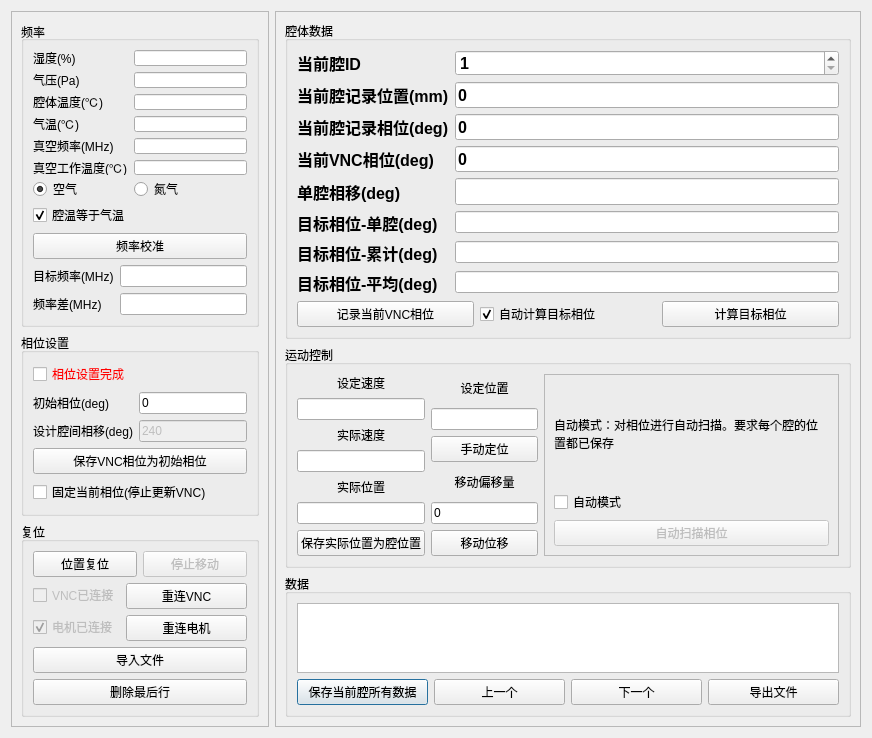
First picture: the form in ui/main_dlg.ui, repository wzmsykk/QT_modbus_vna_cavity_phase_control, before the edit.
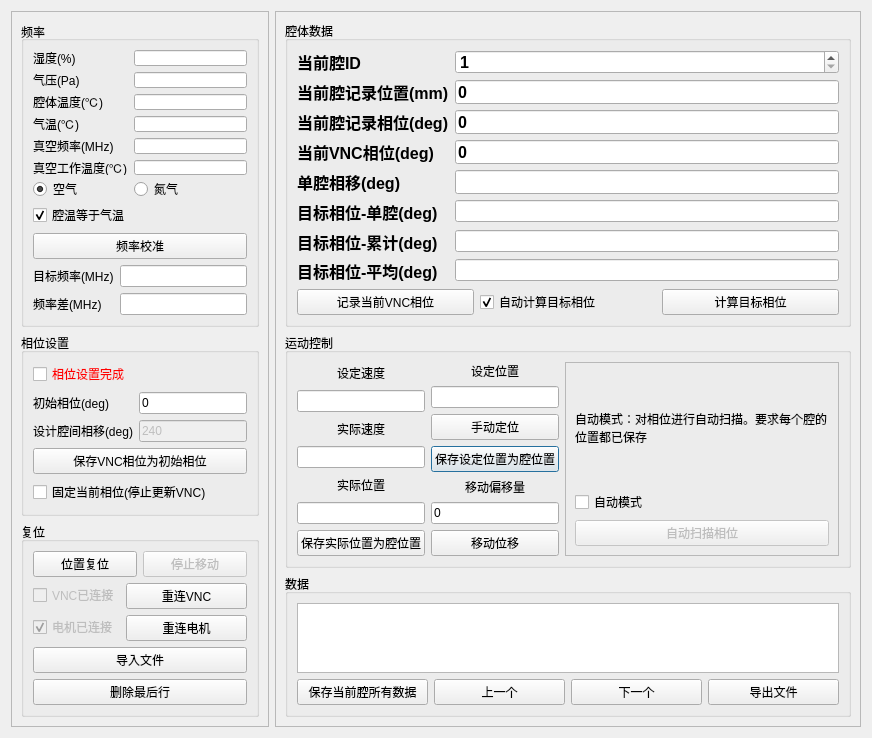
Second picture: the form after the edit.

Diff of the .ui file:
```diff
--- a/ui/main_dlg.ui
+++ b/ui/main_dlg.ui
@@ -777,6 +777,13 @@
              </property>
             </widget>
            </item>
+           <item>
+            <widget class="QPushButton" name="pushButton_savecavpos_set">
+             <property name="text">
+              <string>保存设定位置为腔位置</string>
+             </property>
+            </widget>
+           </item>
            <item>
             <widget class="QLabel" name="label_15">
              <property name="text">
```
